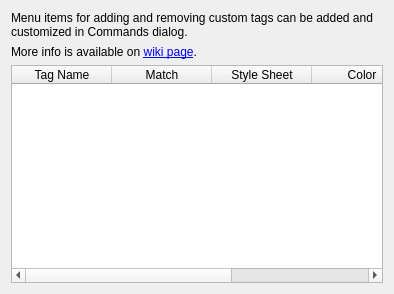
First picture: the form in plugins/itemtags/itemtagssettings.ui, repository hluk/CopyQ, before the edit.
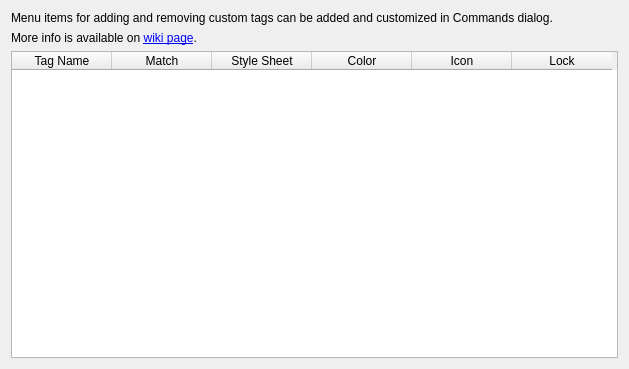
Second picture: the form after the edit.

The edit to the form file:
```diff
--- a/plugins/itemtags/itemtagssettings.ui
+++ b/plugins/itemtags/itemtagssettings.ui
@@ -6,8 +6,8 @@
    <rect>
     <x>0</x>
     <y>0</y>
-    <width>394</width>
-    <height>294</height>
+    <width>629</width>
+    <height>369</height>
    </rect>
   </property>
   <layout class="QVBoxLayout" name="verticalLayout">
@@ -58,6 +58,14 @@
        <string>Icon</string>
       </property>
      </column>
+     <column>
+      <property name="text">
+       <string>Lock</string>
+      </property>
+      <property name="toolTip">
+       <string>Avoid removing item</string>
+      </property>
+     </column>
     </widget>
    </item>
   </layout>
```
